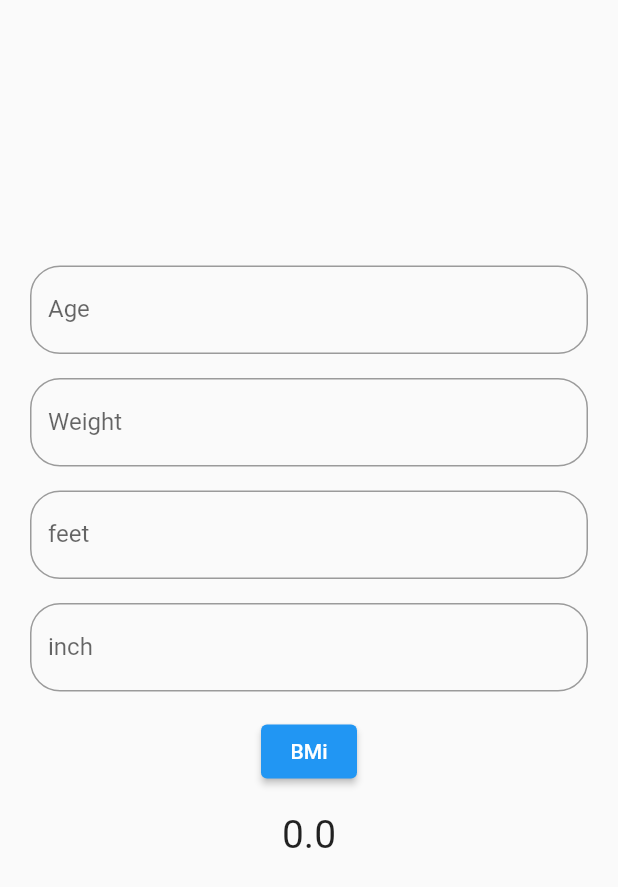
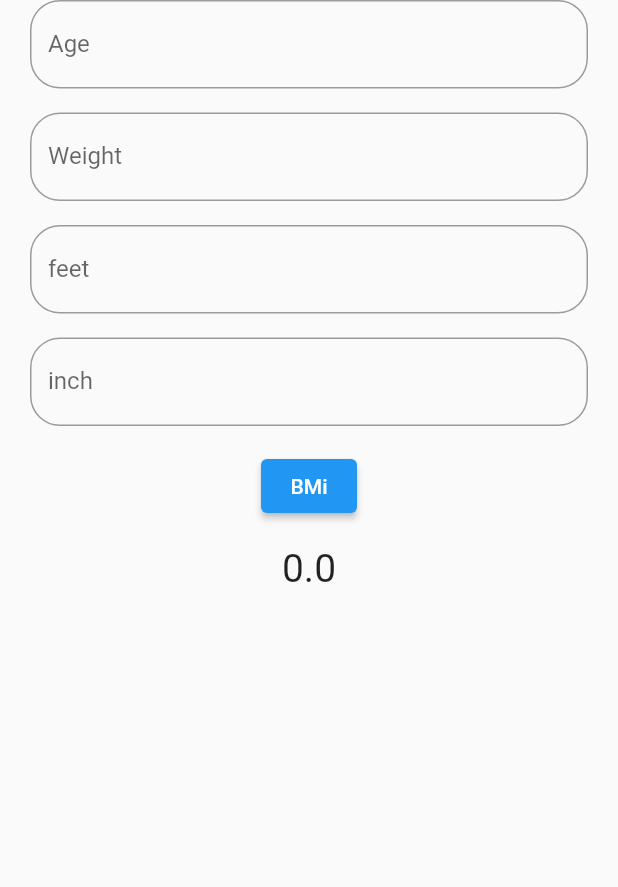
Before and after one commit to naimulhassan2001/BMI-calculator, a Flutter app: the screen it shows after launch, after a tap on "BMi", on a phone screen of 412 x 824 dp. Shown: the top 887 px of the screen. Run offline on Flutter 3.47's test engine with Material 2 defaults, Android fonts, the phone set to English and light mode, and no system bars.

Commit message:
final project

```diff
--- a/lib/main.dart
+++ b/lib/main.dart
@@ -30,7 +30,9 @@ class _MyAppState extends State<MyApp> {
     return MaterialApp(
       debugShowCheckedModeBanner: false,
       home: Scaffold(
-        body: Column(
+        body: SafeArea(
+          child: SingleChildScrollView(
+            child: Column(
               crossAxisAlignment: CrossAxisAlignment.center,
               mainAxisAlignment: MainAxisAlignment.center,
               children: [
@@ -101,7 +103,7 @@ class _MyAppState extends State<MyApp> {
 
                     if(30 < bm) {
                       result = "Obesity";
-                  stats = "try to decrease your Overweight" ;
+                      stats = "try to decrease your Over weight" ;
                     } else if(bm > 25) {
                       result = "Overweight " ;
                       stats = "try to decrease your weight" ;
@@ -123,12 +125,18 @@ class _MyAppState extends State<MyApp> {
                 Text('$bmi', style: const TextStyle(fontSize: 26),),
                 const SizedBox(height: 16, ),
                 Text('$result', style: const TextStyle(fontSize: 26),),
-            Text('$stats', style: const TextStyle(fontSize: 26),),
+                const SizedBox(height: 10, ),
+                Padding(
+                  padding: const EdgeInsets.symmetric(horizontal: 10),
+                  child: Text('$stats', style: const TextStyle(fontSize: 26),),
+                ),
 
 
               ],
             ),
           ),
+        ),
+      ),
     );
   }
 }
```
Lines whose indentation alone changed are shown as unchanged.
